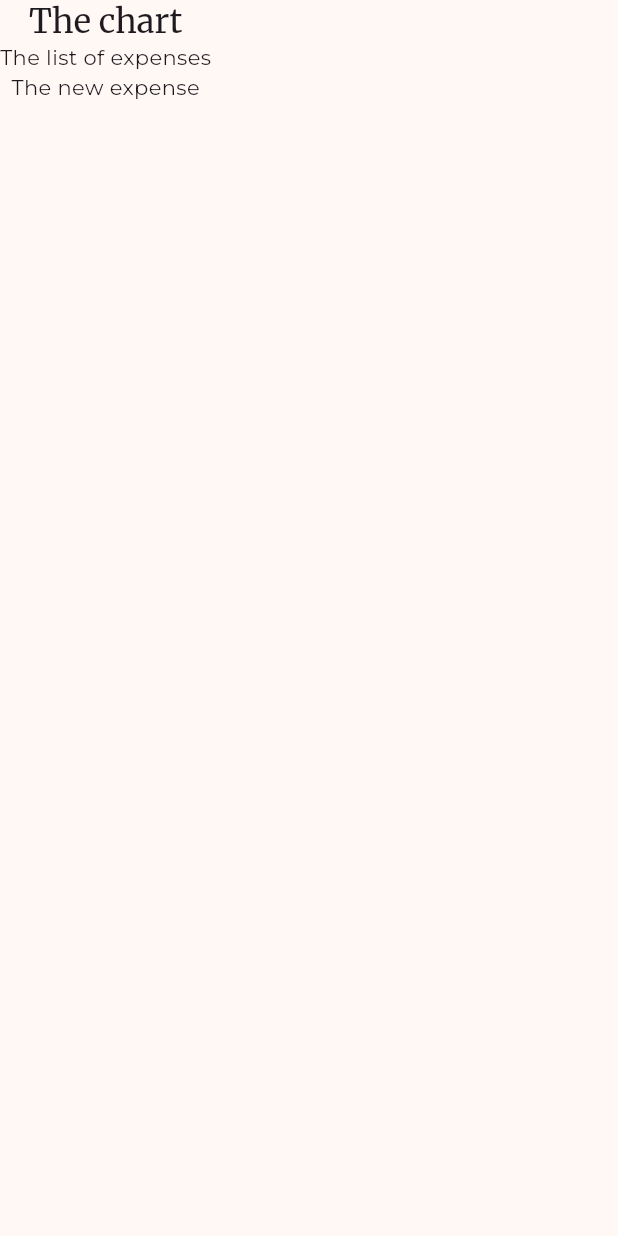
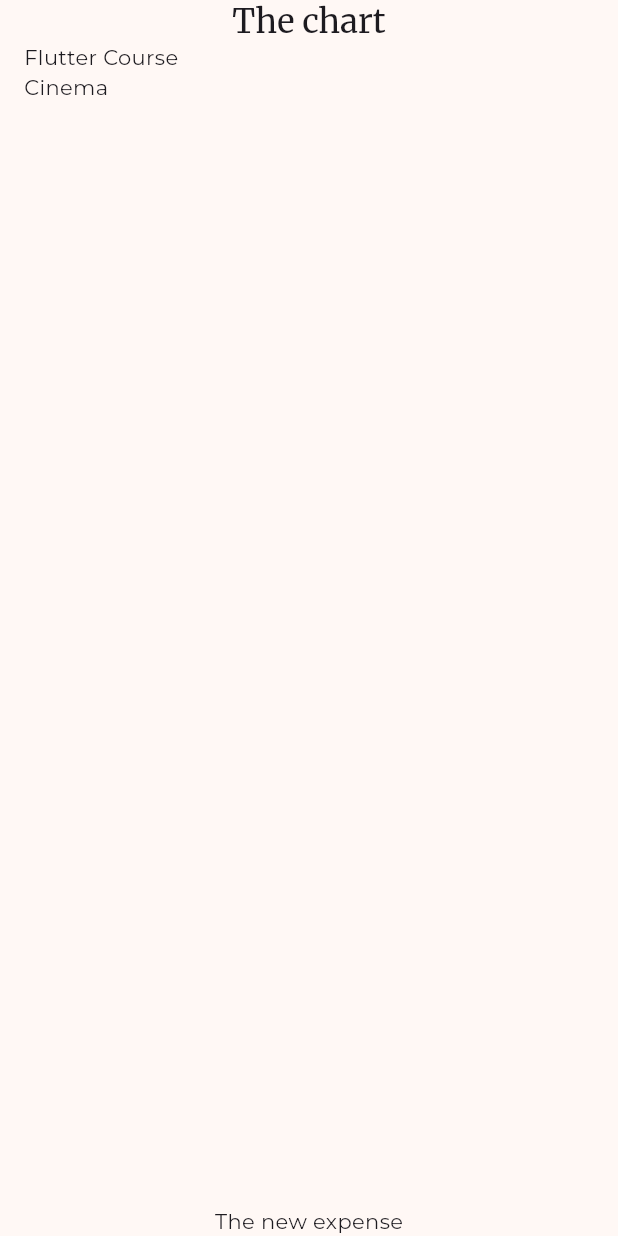
Before and after one commit to jardinefaner/expense_tracker2, a Flutter app: the screen it shows after launch, on a phone screen of 412 x 824 dp. Run offline on Flutter 3.47's test engine with Material 3 defaults, Android fonts, the phone set to English and light mode, and no system bars; our stand-ins replace google_fonts.

Commit message:
feat: Implement expenses list with dummy data and update home screen layout

```diff
--- a/lib/expenses.dart
+++ b/lib/expenses.dart
@@ -1,3 +1,4 @@
+import 'package:expense_tracker2/expenses_list.dart';
 import 'package:expense_tracker2/models/expense.dart';
 import 'package:flutter/material.dart';
 
@@ -13,16 +14,27 @@ class Expenses extends StatefulWidget {
 }
 
 class _ExpensesState extends State<Expenses> {
-  final List<Expense> _registeredExpenses = [Expense(
-    title: 'Flutter Course', amount: 19.99, date: DateTime.now(), category: Category.work
-  ),];
+  final List<Expense> _registeredExpenses = [
+    Expense(
+      title: 'Flutter Course',
+      amount: 19.99,
+      date: DateTime.now(),
+      category: Category.work,
+    ),
+    Expense(
+      title: 'Cinema',
+      amount: 15.99,
+      date: DateTime.now(),
+      category: Category.leisure,
+    ),
+  ];
 
   @override
   Widget build(BuildContext context) {
     return Column(
       children: [
         Text('The chart', style: Theme.of(context).textTheme.titleLarge),
-        const Text('The list of expenses'),
+        Expanded(child: ExpensesList(expenses: _registeredExpenses)),
         const Text('The new expense'),
       ],
     );
--- /dev/null
+++ b/lib/expenses_list.dart
@@ -0,0 +1,21 @@
+import 'package:expense_tracker2/models/expense.dart';
+import 'package:flutter/material.dart';
+
+/// The main widget for the expenses feature.
+///
+/// Displays a chart of expenses and a list of individual expense items.
+class ExpensesList extends StatelessWidget {
+ /// Creates an instance of [ExpensesList].
+ const ExpensesList({super.key, required this.expenses});
+
+ /// The list of expenses to display.
+  final List<Expense> expenses;
+
+  @override
+  Widget build(BuildContext context) {
+    return ListView.builder(
+      itemCount: expenses.length,
+      itemBuilder: (context, index) => Text(expenses[index].title),
+    );
+  }
+}
--- a/lib/home_screen.dart
+++ b/lib/home_screen.dart
@@ -11,7 +11,10 @@ class HomeScreen extends StatelessWidget {
   @override
   Widget build(BuildContext context) {
     return const Scaffold(
-      body: Expenses(),
+      body: SafeArea(child: Padding(
+        padding: EdgeInsets.symmetric(horizontal: 16),
+        child: Expenses(),
+      )),
     );
   }
 }
```
